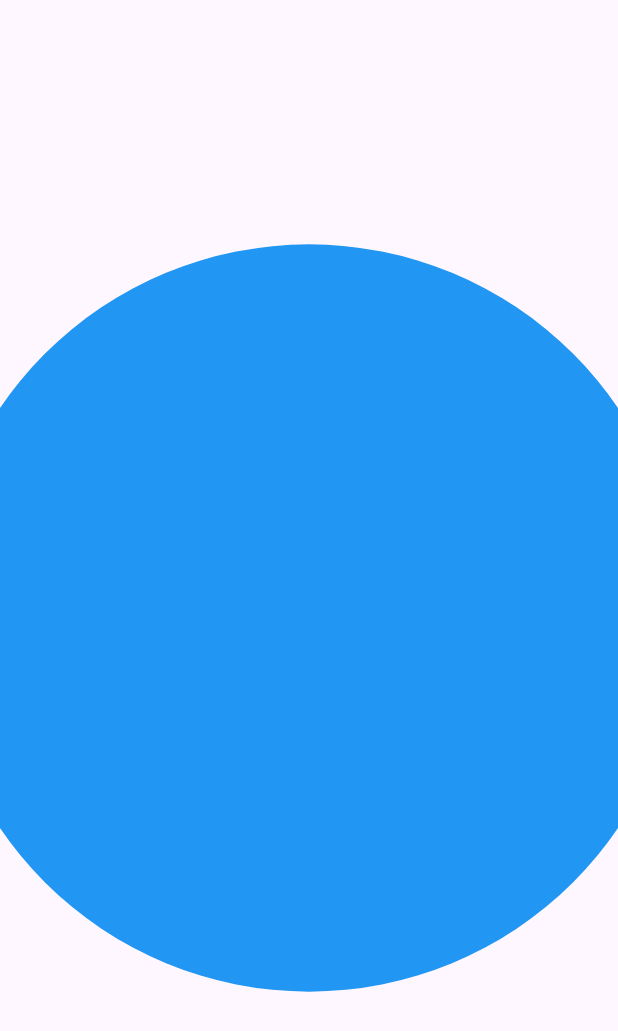
After one commit to nischal08/navigation-demo, a Flutter app: the screen it shows after launch, after a tap on the "repeat" icon, on a phone screen of 412 x 824 dp. The commit adds this screen. Shown: the top 1031 px of the screen. Run offline on Flutter 3.47's test engine with Material 3 defaults, Android fonts, the phone set to English and light mode, and no system bars; our stand-ins replace get.

Commit message:
creating cicular reveal animation using animated container only

```diff
--- /dev/null
+++ b/lib/animated_circle.dart
@@ -0,0 +1,62 @@
+import 'package:flutter/material.dart';
+
+class AnimatedCircle extends StatefulWidget {
+  const AnimatedCircle({super.key});
+
+  @override
+  AnimatedCircleState createState() => AnimatedCircleState();
+}
+
+class AnimatedCircleState extends State<AnimatedCircle>
+    with SingleTickerProviderStateMixin {
+  late AnimationController _controller;
+  late Animation<double> _animation;
+  late double _screenWidth;
+
+  @override
+  void initState() {
+    super.initState();
+    _controller = AnimationController(
+      duration: const Duration(seconds: 2),
+      vsync: this,
+    )..repeat(reverse: true); // This makes the animation repeat in reverse
+  }
+
+  @override
+  void didChangeDependencies() {
+    super.didChangeDependencies();
+    _screenWidth = MediaQuery.of(context).size.width;
+    _animation =
+        Tween<double>(begin: 100, end: _screenWidth * 2).animate(_controller);
+  }
+
+  @override
+  void dispose() {
+    _controller.dispose();
+    super.dispose();
+  }
+
+  @override
+  Widget build(BuildContext context) {
+    return Scaffold(
+      body: OverflowBox(
+        alignment: Alignment.center,
+        maxWidth: double.infinity,
+        maxHeight: double.infinity,
+        child: AnimatedBuilder(
+          animation: _animation,
+          builder: (BuildContext context, Widget? child) {
+            return Container(
+              width: _animation.value,
+              height: _animation.value,
+              decoration: const BoxDecoration(
+                color: Colors.blue,
+                shape: BoxShape.circle,
+              ),
+            );
+          },
+        ),
+      ),
+    );
+  }
+}
--- a/lib/home_screen.dart
+++ b/lib/home_screen.dart
@@ -1,5 +1,6 @@
 import 'package:flutter/material.dart';
 import 'package:get/get.dart';
+import 'package:navigation_demo/animated_circle.dart';
 import 'package:navigation_demo/second_screen.dart';
 
 class HomeScreen extends StatelessWidget {
@@ -36,6 +37,17 @@ class HomeScreen extends StatelessWidget {
               ));
             },
             icon: const Icon(Icons.airline_stops),
+          ),
+          const SizedBox(
+            width: 8,
+          ),
+          IconButton(
+            onPressed: () {
+              Navigator.of(context).push(MaterialPageRoute(
+                builder: (context) => const AnimatedCircle(),
+              ));
+            },
+            icon: const Icon(Icons.repeat),
           )
         ],
       ),
```
